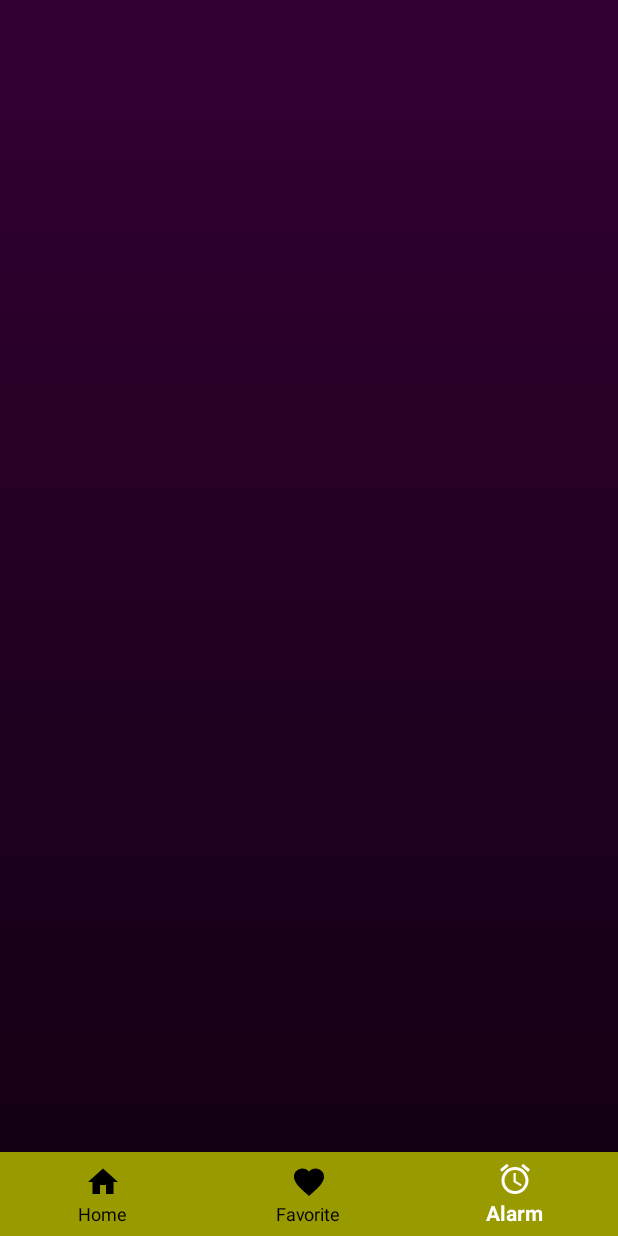
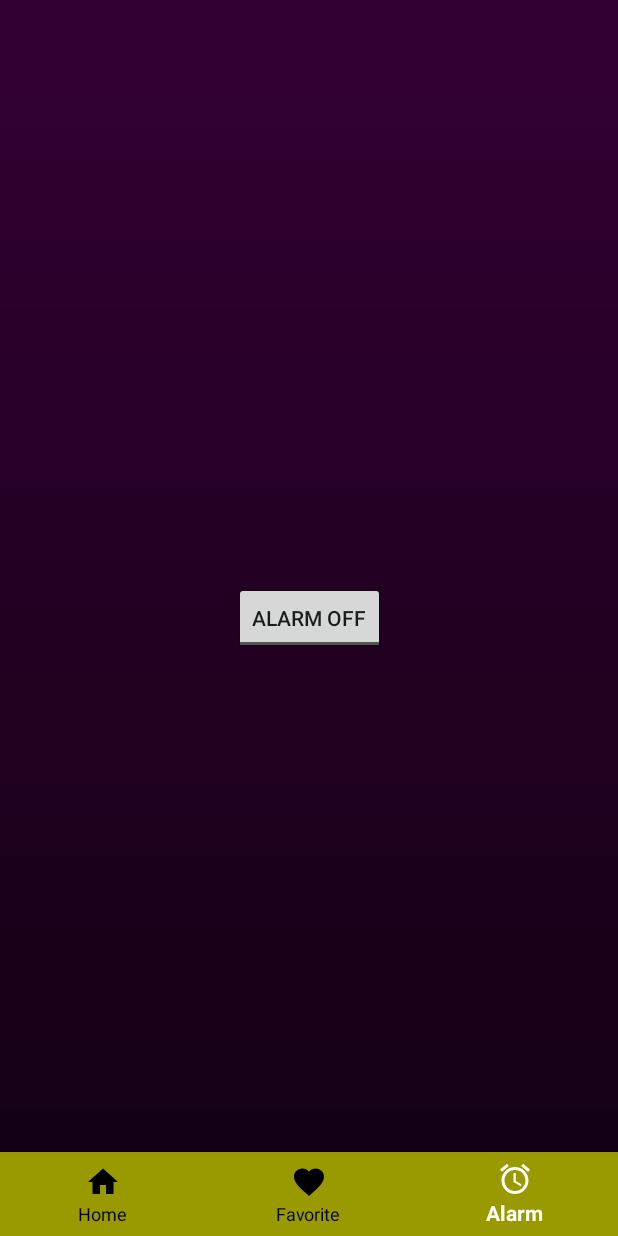
Before and after one commit to flashfour33/PopularMovie, an Android app: the Alarm screen opened directly, with no data from a screen before it, on a phone screen of 412 x 824 dp. Run offline under Robolectric (Android 15) with nearby library versions, the phone set to English and light mode, and no system bars.

Commit message:
Make The Alarm

```diff
--- a/app/src/main/java/com/example/popularmovie/Alarm.java
+++ b/app/src/main/java/com/example/popularmovie/Alarm.java
@@ -1,8 +1,17 @@
 package com.example.popularmovie;
 
+import android.app.AlarmManager;
+import android.app.NotificationChannel;
+import android.app.NotificationManager;
+import android.app.PendingIntent;
 import android.content.Intent;
+import android.graphics.Color;
 import android.os.Bundle;
+import android.os.SystemClock;
 import android.view.MenuItem;
+import android.widget.CompoundButton;
+import android.widget.Toast;
+import android.widget.ToggleButton;
 
 import androidx.annotation.NonNull;
 import androidx.appcompat.app.AppCompatActivity;
@@ -10,11 +19,80 @@ import androidx.appcompat.app.AppCompatActivity;
 import com.google.android.material.bottomnavigation.BottomNavigationView;
 
 public class Alarm extends AppCompatActivity {
+    private static final int NOTIFICATION_ID = 0;
+    // Notification channel ID.
+    private static final String PRIMARY_CHANNEL_ID =
+            "primary_notification_channel";
+    private NotificationManager mNotificationManager;
 
     @Override
     protected void onCreate(Bundle savedInstanceState) {
         super.onCreate(savedInstanceState);
         setContentView(R.layout.activity_alarm);
+
+        mNotificationManager = (NotificationManager)
+                getSystemService(NOTIFICATION_SERVICE);
+
+        ToggleButton alarmToggle = findViewById(R.id.alarmToggle);
+
+        // Set up the Notification Broadcast Intent.
+        Intent notifyIntent = new Intent(this, AlarmReceiver.class);
+
+        boolean alarmUp = (PendingIntent.getBroadcast(this, NOTIFICATION_ID,
+                notifyIntent, PendingIntent.FLAG_NO_CREATE) != null);
+        alarmToggle.setChecked(alarmUp);
+
+        final PendingIntent notifyPendingIntent = PendingIntent.getBroadcast
+                (this, NOTIFICATION_ID, notifyIntent,
+                        PendingIntent.FLAG_UPDATE_CURRENT);
+
+        final AlarmManager alarmManager = (AlarmManager) getSystemService
+                (ALARM_SERVICE);
+
+        // Set the click listener for the toggle button.
+        alarmToggle.setOnCheckedChangeListener
+                (new CompoundButton.OnCheckedChangeListener() {
+                    @Override
+                    public void onCheckedChanged
+                            (CompoundButton buttonView, boolean isChecked) {
+                        String toastMessage;
+                        if (isChecked) {
+
+                            long repeatInterval = 60*1000;
+
+                            long triggerTime = SystemClock.elapsedRealtime()
+                                    + repeatInterval;
+
+                            // If the Toggle is turned on, set the repeating alarm with
+                            // a 15 minute interval.
+                            if (alarmManager != null) {
+                                alarmManager.setInexactRepeating
+                                        (AlarmManager.ELAPSED_REALTIME_WAKEUP,
+                                                triggerTime, repeatInterval,
+                                                notifyPendingIntent);
+                            }
+                            // Set the toast message for the "on" case.
+                            toastMessage = getString(R.string.alarm_on_toast);
+
+                        } else {
+                            // Cancel notification if the alarm is turned off.
+                            mNotificationManager.cancelAll();
+
+                            if (alarmManager != null) {
+                                alarmManager.cancel(notifyPendingIntent);
+                            }
+                            // Set the toast message for the "off" case.
+                            toastMessage = getString(R.string.alarm_off_toast);
+
+                        }
+
+                        // Show a toast to say the alarm is turned on or off.
+                        Toast.makeText(Alarm.this, toastMessage,
+                                Toast.LENGTH_SHORT).show();
+                    }
+                });
+        // Create the notification channel.
+        createNotificationChannel();
 
         //Initialize And Assign Variable
         BottomNavigationView bottomNavigationView = findViewById(R.id.bottom_navigation);
@@ -28,12 +106,12 @@ public class Alarm extends AppCompatActivity {
             public boolean onNavigationItemSelected(@NonNull MenuItem item) {
                 switch (item.getItemId()) {
                     case R.id.home:
-                        startActivity(new Intent(getApplicationContext(),MainActivity.class));
-                        overridePendingTransition(0,0);
+                        startActivity(new Intent(getApplicationContext(), MainActivity.class));
+                        overridePendingTransition(0, 0);
                         return true;
                     case R.id.favorite:
-                        startActivity(new Intent(getApplicationContext(),Favorite.class));
-                        overridePendingTransition(0,0);
+                        startActivity(new Intent(getApplicationContext(), Favorite.class));
+                        overridePendingTransition(0, 0);
                         return true;
                     case R.id.alarm:
                         return true;
@@ -41,5 +119,35 @@ public class Alarm extends AppCompatActivity {
                 return false;
             }
         });
+
+    }
+
+    /**
+     * Creates a Notification channel, for OREO and higher.
+     */
+    public void createNotificationChannel() {
+
+        // Create a notification manager object.
+        mNotificationManager =
+                (NotificationManager) getSystemService(NOTIFICATION_SERVICE);
+
+        // Notification channels are only available in OREO and higher.
+        // So, add a check on SDK version.
+        if (android.os.Build.VERSION.SDK_INT >=
+                android.os.Build.VERSION_CODES.O) {
+
+            // Create the NotificationChannel with all the parameters.
+            NotificationChannel notificationChannel = new NotificationChannel
+                    (PRIMARY_CHANNEL_ID,
+                            "Movie Notification",
+                            NotificationManager.IMPORTANCE_HIGH);
+
+            notificationChannel.enableLights(true);
+            notificationChannel.setLightColor(Color.RED);
+            notificationChannel.enableVibration(true);
+            notificationChannel.setDescription("Notifies every 15 minutes to " +
+                    "open your movie application");
+            mNotificationManager.createNotificationChannel(notificationChannel);
+        }
     }
 }
--- a/app/src/main/java/com/example/popularmovie/IntroActivity.java
+++ b/app/src/main/java/com/example/popularmovie/IntroActivity.java
@@ -65,7 +65,7 @@ public class IntroActivity extends AppCompatActivity {
         final List<ScreenItem> mList = new ArrayList<>();
         mList.add(new ScreenItem("POPULAR MOVIE","Anda dapat melihat berbagai jenis film-film populer dari berbagai negara. Serta anda juga dapat melihat sinopsi dari film-film tersebut",R.drawable.img1));
         mList.add(new ScreenItem("RATING MOVIE","Selain anda dapat membaca sinopsis, disini anda juga dapat melihat rating dari tiap-tiap film yang akan anda tonton",R.drawable.img2));
-        mList.add(new ScreenItem("TRAILER MOVIE","Sebelum anda menonton film yang akan ditonton, anda dapat melihat trailer dari film yang akan anda tonton",R.drawable.img3));
+        mList.add(new ScreenItem("DESCRIPTION MOVIE","Sebelum anda menonton film yang akan ditonton, anda dapat meembaca sinopsis film yang akan anda tonton terlebih dahulu",R.drawable.img3));
 
         // setup viewpager
         screenPager =findViewById(R.id.screen_viewpager);
--- a/app/src/main/res/layout/activity_alarm.xml
+++ b/app/src/main/res/layout/activity_alarm.xml
@@ -1,5 +1,6 @@
 <?xml version="1.0" encoding="utf-8"?>
-<RelativeLayout xmlns:android="http://schemas.android.com/apk/res/android"
+<RelativeLayout
+    xmlns:android="http://schemas.android.com/apk/res/android"
     xmlns:app="http://schemas.android.com/apk/res-auto"
     xmlns:tools="http://schemas.android.com/tools"
     android:layout_width="match_parent"
@@ -18,4 +19,21 @@
         app:itemTextColor="@drawable/selector"
         app:menu="@menu/menu_navigation" />
 
+    <androidx.constraintlayout.widget.ConstraintLayout
+        android:layout_width="match_parent"
+        android:layout_height="match_parent">
+
+    <ToggleButton
+        android:id="@+id/alarmToggle"
+        android:layout_width="wrap_content"
+        android:layout_height="wrap_content"
+        android:textOff="@string/alarm_off"
+        android:textOn="@string/alarm_on"
+        app:layout_constraintBottom_toBottomOf="parent"
+        app:layout_constraintEnd_toEndOf="parent"
+        app:layout_constraintStart_toStartOf="parent"
+        app:layout_constraintTop_toTopOf="parent" />
+
+   </androidx.constraintlayout.widget.ConstraintLayout>
+
 </RelativeLayout>
--- a/app/src/main/res/layout/header_main.xml
+++ b/app/src/main/res/layout/header_main.xml
@@ -73,7 +73,7 @@
                                 android:layout_width="wrap_content"
                                 android:layout_height="wrap_content"
                                 android:layout_marginStart="10dp"
-                                android:drawableStart="@drawable/ic_dtl_time"
+                                android:drawableStart="@drawable/ic_alarm"
                                 android:drawablePadding="10dp"
                                 android:drawableTint="@color/colorPrimary"
                                 android:gravity="center"
--- a/app/src/main/res/values/strings.xml
+++ b/app/src/main/res/values/strings.xml
@@ -3,5 +3,11 @@
     <string name="about">About</string>
     <string name="flashfour33">Flashfour33</string>
     <string name="judul">FLASH FOUR</string>
+    <string name="alarm_off">Alarm Off</string>
+    <string name="alarm_on">Alarm On</string>
+    <string name="alarm_on_toast">Movie Alarm On!</string>
+    <string name="alarm_off_toast">Movie Alarm Off!</string>
+    <string name="notification_title">Dont Forget To Watching The Movie</string>
+    <string name="notification_text">You can open your application to know about your favorite movie</string>
 
 </resources>
```
Also changed, not shown: app/src/main/java/com/example/popularmovie/AlarmReceiver.java (added, +78 -0 lines).
